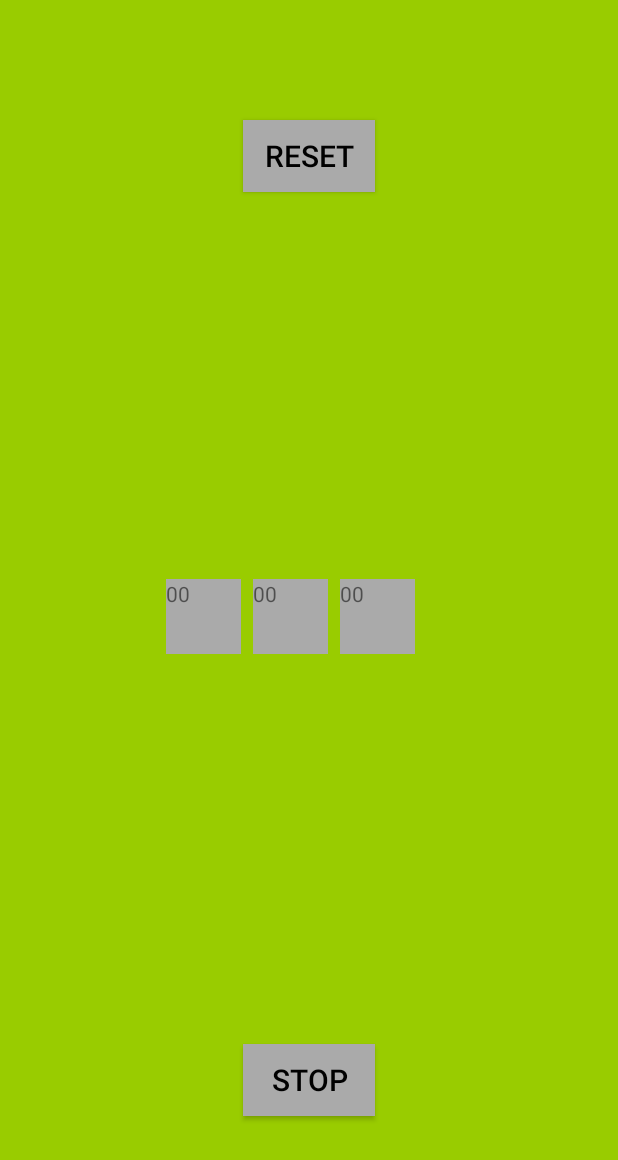
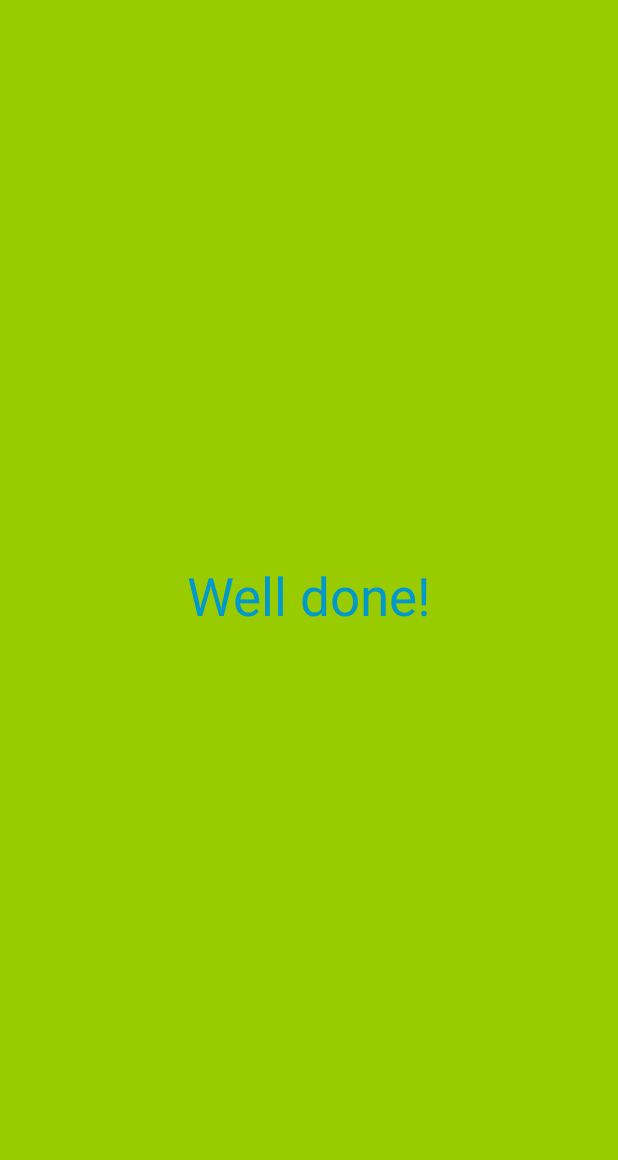
Before and after one commit to hanandarugar/FameOfShameAndroid, an Android app: the CountDownActivity screen opened directly, with no data from a screen before it, after a tap on "START", on a phone screen of 412 x 824 dp. Shown: the top 1160 px of the screen. Run offline under Robolectric (Android 15) with nearby library versions, the phone set to English and light mode, and no system bars.

Commit message:
The Count down timer is working. When Stop button is pressed in the CountDownActivity the App direct to the mainActivity. When Reset button is pressed in the CountDownActivity the App directs to the StartTimerActivity. Added new screen once the user finishes the set time. Added FinishActivity to get make a call to the finish screen and display "Well Done!!" message on the screen.
To Do: Add a toast when user tries to start timer at 00:00.

```diff
--- a/app/src/main/AndroidManifest.xml
+++ b/app/src/main/AndroidManifest.xml
@@ -16,8 +16,9 @@
                 <category android:name="android.intent.category.LAUNCHER" />
             </intent-filter>
         </activity>
-        <activity android:name=".CountDownActivity"></activity>
-        <activity android:name=".StartTimerActivity"></activity>
+        <activity android:name=".CountDownActivity" />
+        <activity android:name=".StartTimerActivity" />
+        <activity android:name=".FinishActivity"></activity>
     </application>
 
 </manifest>
--- a/app/src/main/java/com/kaamchor/android/fameofshame/CountDownActivity.java
+++ b/app/src/main/java/com/kaamchor/android/fameofshame/CountDownActivity.java
@@ -1,6 +1,7 @@
 package com.kaamchor.android.fameofshame;
 
 import android.content.Intent;
+import android.os.Parcelable;
 import android.support.v7.app.AppCompatActivity;
 import android.os.Bundle;
 import android.view.View;
@@ -9,31 +10,26 @@ import android.widget.NumberPicker;
 
 public class CountDownActivity extends AppCompatActivity {
 
-    int hr = 0;
-    int min = 0;
+
+    private NumberPicker hour;
+    private NumberPicker mins;
 
     @Override
     protected void onCreate(Bundle savedInstanceState) {
         super.onCreate(savedInstanceState);
         setContentView(R.layout.activity_count_down);
-        NumberPicker hour = (NumberPicker) findViewById(R.id.hour);
+        hour = (NumberPicker) findViewById(R.id.hour);
         hour.setMinValue(0);
         hour.setMaxValue(24);
-        NumberPicker mins = (NumberPicker) findViewById(R.id.mins);
+        mins = (NumberPicker) findViewById(R.id.mins);
         mins.setMaxValue(59);
         mins.setMinValue(0);
-        hr = hour.getValue();
-        min = mins.getValue();
+    }
 
-    }
-     public int getHour(){
-        return hr;
-     }
-     public int getMin(){
-         return min;
-     }
-    public void onStartTimerClick(View v){
+    public void onStartTimerClick(View v ){
         Intent countDownActivityIntent = new Intent(this,StartTimerActivity.class);
+        countDownActivityIntent.putExtra("Hour",  hour.getValue());
+        countDownActivityIntent.putExtra("Mins", mins.getValue());
         startActivity(countDownActivityIntent);
     }
 
--- /dev/null
+++ b/app/src/main/java/com/kaamchor/android/fameofshame/FinishActivity.java
@@ -0,0 +1,16 @@
+package com.kaamchor.android.fameofshame;
+
+import android.support.v7.app.AppCompatActivity;
+import android.os.Bundle;
+import android.widget.TextView;
+
+public class FinishActivity extends AppCompatActivity {
+
+    @Override
+    protected void onCreate(Bundle savedInstanceState) {
+        super.onCreate(savedInstanceState);
+        setContentView(R.layout.activity_finish);
+        TextView tvEventStart = (TextView) findViewById(R.id.tveventStart) ;
+        tvEventStart.setText("Well done!");
+    }
+}
--- a/app/src/main/java/com/kaamchor/android/fameofshame/StartTimerActivity.java
+++ b/app/src/main/java/com/kaamchor/android/fameofshame/StartTimerActivity.java
@@ -1,9 +1,10 @@
 package com.kaamchor.android.fameofshame;
 
 import android.os.Bundle;
-import android.widget.NumberPicker;
+import android.os.CountDownTimer;
+import android.view.View;
 import android.widget.TextView;
-import android.widget.TextView;
+import android.content.Intent;
 
 /**
  * Created by hanandarugar on 26/12/17.
@@ -13,11 +14,16 @@ import android.widget.TextView;
 public class StartTimerActivity extends CountDownActivity {
 
     private TextView Hour, Minute,Second;
+    private TextView tvEventStart;
+    private int hr, mn;
 
     @Override
     protected void onCreate(Bundle savedInstanceState) {
         super.onCreate(savedInstanceState);
         setContentView(R.layout.activity_start_timer);
+        Intent intent = getIntent();
+        hr = getIntent().getExtras().getInt("Hour");
+        mn = getIntent().getExtras().getInt("Mins");
         initTimer();
         countDownStart();
     }
@@ -26,22 +32,38 @@ public class StartTimerActivity extends CountDownActivity {
         Hour = (TextView) findViewById(R.id.hourTimer);
         Minute = (TextView) findViewById(R.id.minsTimer);
         Second = (TextView) findViewById(R.id.secTimer);
+        tvEventStart = (TextView) findViewById(R.id.tveventStart);
     }
 
     public void countDownStart() {
-        int hr = getHour();
-        int mn = getMin();
-        int diff = 0;
-        if (hr == 0) diff = mn;
-        else diff = hr;
-        int hours = diff / (60 * 60 * 1000);
-        diff -= hours * (60 * 60 * 1000);
-        int minutes = diff / (60 * 1000);
-        diff -= minutes * (60 * 1000);
-        int seconds = diff / 1000;
-        Hour.setText("" + String.format("%02d", hours));
-        Minute.setText("" + String.format("%02d", minutes));
-        Second.setText("" + String.format("%02d", seconds));
+        long diff = ((hr*60) + mn)*60 * 1000;
+        new CountDownTimer(diff, 1000) {
 
+            public void onTick(long millisUntilFinished) {
+                long hours = millisUntilFinished / (1000 * 60 *60);
+                millisUntilFinished -= hours * (60 * 60 * 1000);
+                long minutes = millisUntilFinished / (1000 * 60);
+                millisUntilFinished -= minutes * (60 * 1000);
+                long seconds = millisUntilFinished / 1000;
+                Hour.setText("" + String.format("%02d", hours));
+                Minute.setText("" + String.format("%02d", minutes));
+                Second.setText("" + String.format("%02d", seconds));
+            }
+
+            public void onFinish() {
+                Intent finishActivityIntent = new Intent(StartTimerActivity.this,FinishActivity.class);
+                startActivity(finishActivityIntent);
+            }
+        }.start();
+    }
+
+    public void onResetClick(View v){
+        Intent countDownActivityIntent = new Intent(this,CountDownActivity.class);
+        startActivity(countDownActivityIntent);
+    }
+
+    public void onStopClick(View v){
+        Intent mainActivityIntent = new Intent(this,MainActivity.class);
+        startActivity(mainActivityIntent);
     }
 }
--- /dev/null
+++ b/app/src/main/res/layout/activity_finish.xml
@@ -0,0 +1,30 @@
+<?xml version="1.0" encoding="utf-8"?>
+<android.support.constraint.ConstraintLayout xmlns:android="http://schemas.android.com/apk/res/android"
+    xmlns:app="http://schemas.android.com/apk/res-auto"
+    xmlns:tools="http://schemas.android.com/tools"
+    android:id="@+id/activity_finish"
+    android:layout_width="match_parent"
+    android:layout_height="match_parent"
+    android:background="@android:color/holo_green_light"
+    tools:context="com.kaamchor.android.fameofshame.FinishActivity">
+
+    <TextView
+        android:id="@+id/tveventStart"
+        android:layout_width="200dp"
+        android:layout_height="75dp"
+        android:layout_marginBottom="8dp"
+        android:layout_marginEnd="8dp"
+        android:layout_marginStart="8dp"
+        android:layout_marginTop="8dp"
+        android:background="@android:color/holo_green_light"
+        android:textAlignment="center"
+        android:textSize="35dp"
+        android:text="Well Done!!"
+        android:textColor="@android:color/holo_blue_dark"
+        app:layout_constraintBottom_toBottomOf="parent"
+        app:layout_constraintEnd_toEndOf="parent"
+        app:layout_constraintStart_toStartOf="parent"
+        app:layout_constraintTop_toTopOf="parent"
+        app:layout_constraintVertical_bias="0.499" />
+
+</android.support.constraint.ConstraintLayout>
--- a/app/src/main/res/layout/activity_start_timer.xml
+++ b/app/src/main/res/layout/activity_start_timer.xml
@@ -3,6 +3,7 @@
     xmlns:app="http://schemas.android.com/apk/res-auto"
     xmlns:tools="http://schemas.android.com/tools"
     android:layout_width="match_parent"
+    android:id="@+id/activity_start_timer"
     android:background="@android:color/holo_green_light"
     android:layout_height="match_parent">
 
@@ -21,6 +22,8 @@
         app:layout_constraintHorizontal_bias="1.0"
         app:layout_constraintStart_toStartOf="parent"
         app:layout_constraintTop_toTopOf="parent"
+        android:textSize="35dp"
+        android:textAlignment="center"
         app:layout_constraintVertical_bias="0.499" />
 
     <TextView
@@ -37,6 +40,8 @@
         app:layout_constraintEnd_toEndOf="parent"
         app:layout_constraintHorizontal_bias="0.465"
         app:layout_constraintStart_toStartOf="parent"
+        android:textSize="35dp"
+        android:textAlignment="center"
         app:layout_constraintTop_toTopOf="parent"
         app:layout_constraintVertical_bias="0.499" />
 
@@ -49,6 +54,7 @@
         android:layout_marginTop="80dp"
         android:text="Reset"
         android:background="@android:color/darker_gray"
+        android:onClick="onResetClick"
         app:layout_constraintEnd_toEndOf="parent"
         app:layout_constraintStart_toStartOf="parent"
         android:textColor="@android:color/black"
@@ -62,6 +68,7 @@
         android:layout_marginBottom="80dp"
         android:layout_marginEnd="8dp"
         android:layout_marginStart="8dp"
+        android:onClick="onStopClick"
         android:text="Stop"
         android:textColor="@android:color/black"
         android:textSize="20dp"
@@ -82,7 +89,11 @@
         app:layout_constraintBottom_toBottomOf="parent"
         app:layout_constraintEnd_toEndOf="parent"
         app:layout_constraintHorizontal_bias="0.0"
+        android:textSize="35dp"
+        android:textAlignment="center"
         app:layout_constraintStart_toEndOf="@+id/minsTimer"
         app:layout_constraintTop_toTopOf="parent"
         app:layout_constraintVertical_bias="0.499" />
+
+
 </android.support.constraint.ConstraintLayout>
```
